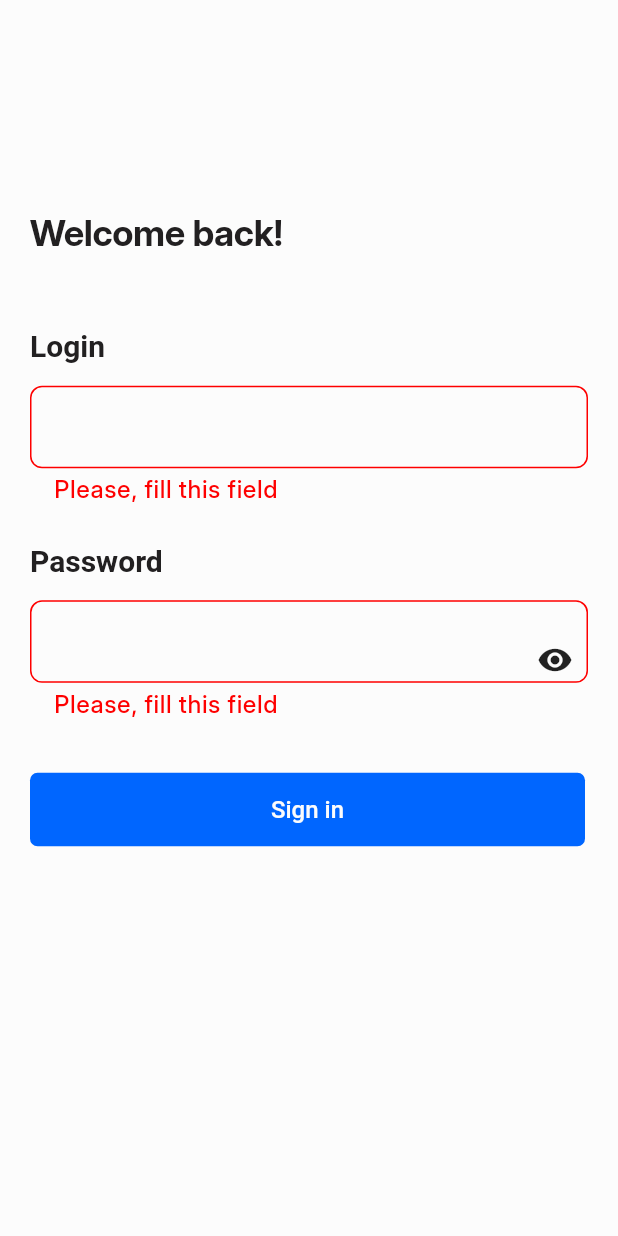
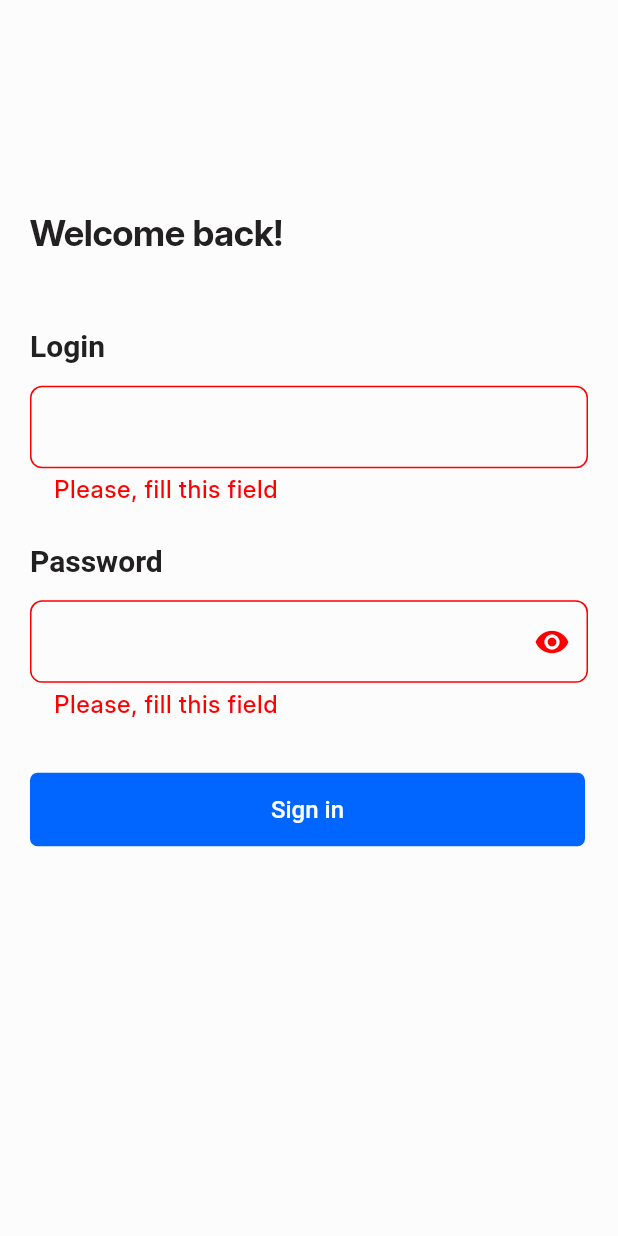
Before and after one commit to nialegu/rates, a Flutter app: the screen it shows after launch, after a tap on "Sign in", on a phone screen of 412 x 824 dp. Run offline on Flutter 3.47's test engine with Material 3 defaults, Android fonts, the phone set to English and light mode, and no system bars; our stand-ins replace bloc, cached_network_image, dio, flutter_bloc, flutter_svg, freezed_annotation and 2 more; missing offline and left inert: custom_circular_progress; generated files the repository leaves out were written again.

Commit message:
Fix text input suffix layout

```diff
--- a/lib/presentation/core/widgets/app_text_field.dart
+++ b/lib/presentation/core/widgets/app_text_field.dart
@@ -1,5 +1,4 @@
 import 'package:flutter/material.dart';
-import 'package:flutter/services.dart';
 
 import '../utils/app_colors.dart';
 import '../utils/money_input_formatter.dart';
@@ -76,7 +75,6 @@ class _AppTextFormFieldState extends State<AppTextFormField> {
             child: Text(widget.labelText),
           ),
         ),
-        Stack(children: [
         TextFormField(
           onTap: widget.onTap,
           keyboardType: widget.keyboardType,
@@ -102,19 +100,8 @@ class _AppTextFormFieldState extends State<AppTextFormField> {
           },
           decoration: InputDecoration(
             errorText: errorText,
-              suffix: widget.trailing,
-              focusedBorder: widget.readOnly
-                  ? Theme.of(context).inputDecorationTheme.enabledBorder
-                  : null,
-            ),
-          ),
-          if (widget.trailing == null)
-            //TODO
-            Positioned(
-              right: 10,
-              top: errorText == null ? 15 : 0,
-              bottom: errorText == null ? 15 : 20,
-              child: Visibility(
+            suffixIcon: widget.trailing ??
+                Visibility(
                   visible: widget.needObscure == true || isClearIconVisible,
                   child: widget.needObscure == null
                       ? InkWell(
@@ -132,12 +119,17 @@ class _AppTextFormFieldState extends State<AppTextFormField> {
                           borderRadius: BorderRadius.circular(50),
                           onTap: () => setState(() => isObscured = !isObscured),
                           child: Icon(
-                          isObscured ? Icons.visibility : Icons.visibility_off,
+                            isObscured
+                                ? Icons.visibility
+                                : Icons.visibility_off,
                           ),
                         ),
                 ),
-            )
-        ]),
+            focusedBorder: widget.readOnly
+                ? Theme.of(context).inputDecorationTheme.enabledBorder
+                : null,
+          ),
+        ),
       ],
     );
   }
```
Lines whose indentation alone changed are shown as unchanged.
